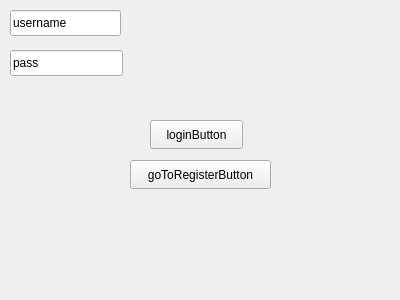
Qt form bookClub/src/ui/loginpage.ui (sarinab-eng/bookCLUB) before a commit.
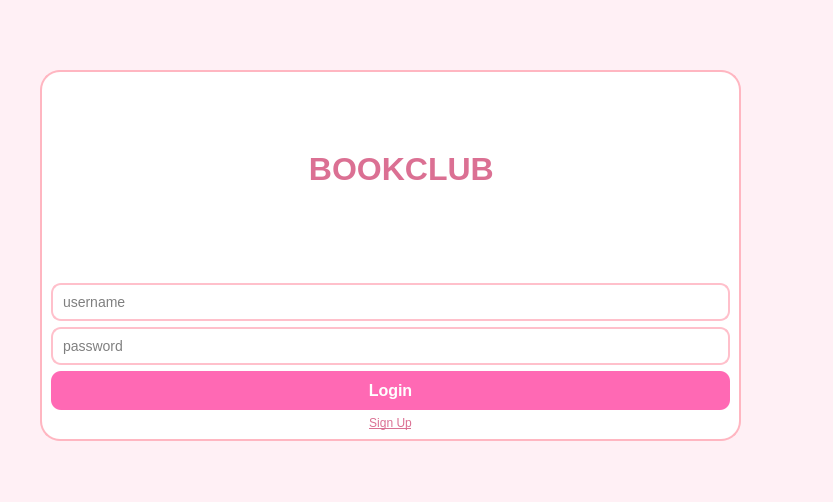
The same form after that commit.

The edit to the form file:
```diff
--- a/bookClub/src/ui/loginpage.ui
+++ b/bookClub/src/ui/loginpage.ui
@@ -6,64 +6,138 @@
    <rect>
     <x>0</x>
     <y>0</y>
-    <width>400</width>
-    <height>300</height>
+    <width>833</width>
+    <height>502</height>
    </rect>
   </property>
   <property name="windowTitle">
    <string>Form</string>
   </property>
-  <widget class="QLineEdit" name="usernameLineEdit">
+  <property name="styleSheet">
+   <string notr="true">/* پس‌زمینه اصلی صفحه */
+QWidget#LoginPage { 
+    background-color: #FFF0F5; /* صورتی بسیار روشن (LavenderBlush) */
+}
+
+/* استایل کادر وسطی (پنل لاگین) */
+QFrame#mainFrame {
+    background-color: white;
+    border-radius: 20px;
+    border: 2px solid #FFB6C1; /* صورتی ملایم */
+}
+
+/* استایل کادر اسم برنامه */
+QLabel#lblTitle {
+    font-size: 32px;
+    font-weight: bold;
+    color: #DB7093; /* صورتی تیره */
+    margin-bottom: 20px;
+    font-family: &quot;Segoe UI&quot;, &quot;Tahoma&quot;;
+}
+
+/* استایل ورودی‌های متن (Username/Password) */
+QLineEdit {
+    border: 2px solid #FFC0CB;
+    border-radius: 10px;
+    padding: 8px;
+    background: #FFFFFF;
+    selection-background-color: #FFB6C1;
+    font-size: 14px;
+}
+
+QLineEdit:focus {
+    border: 2px solid #DB7093; /* وقتی کاربر کلیک می‌کند پررنگ‌تر شود */
+}
+
+/* استایل دکمه ورود */
+QPushButton#loginButton {
+    background-color: #FF69B4; /* صورتی سرخابی روشن */
+    color: white;
+    border-radius: 10px;
+    padding: 10px;
+    font-weight: bold;
+    font-size: 16px;
+}
+
+QPushButton#loginButton:hover {
+    background-color: #FF1493; /* وقتی موس روی دکمه می‌رود پررنگ‌تر شود */
+}
+
+/* استایل دکمه ثبت‌نام (که لینک‌مانند باشد) */
+QPushButton#goToRegisterButton {
+    background: transparent;
+    color: #DB7093;
+    text-decoration: underline;
+    border: none;
+}</string>
+  </property>
+  <widget class="QFrame" name="mainFrame">
    <property name="geometry">
     <rect>
-     <x>10</x>
-     <y>10</y>
-     <width>111</width>
-     <height>26</height>
+     <x>40</x>
+     <y>70</y>
+     <width>701</width>
+     <height>371</height>
     </rect>
    </property>
-   <property name="text">
-    <string>username</string>
+   <property name="styleSheet">
+    <string notr="true"/>
    </property>
-  </widget>
-  <widget class="QLineEdit" name="passwordLineEdit">
-   <property name="geometry">
-    <rect>
-     <x>10</x>
-     <y>50</y>
-     <width>113</width>
-     <height>26</height>
-    </rect>
+   <property name="frameShape">
+    <enum>QFrame::StyledPanel</enum>
    </property>
-   <property name="text">
-    <string>pass</string>
+   <property name="frameShadow">
+    <enum>QFrame::Raised</enum>
    </property>
-  </widget>
-  <widget class="QPushButton" name="loginButton">
-   <property name="geometry">
-    <rect>
-     <x>150</x>
-     <y>120</y>
-     <width>93</width>
-     <height>29</height>
-    </rect>
-   </property>
-   <property name="text">
-    <string>loginButton</string>
-   </property>
-  </widget>
-  <widget class="QPushButton" name="goToRegisterButton">
-   <property name="geometry">
-    <rect>
-     <x>130</x>
-     <y>160</y>
-     <width>141</width>
-     <height>29</height>
-    </rect>
-   </property>
-   <property name="text">
-    <string>goToRegisterButton</string>
-   </property>
+   <layout class="QVBoxLayout" name="verticalLayout_2">
+    <item>
+     <widget class="QLabel" name="lblTitle">
+      <property name="text">
+       <string>                            BOOKCLUB</string>
+      </property>
+     </widget>
+    </item>
+    <item>
+     <widget class="QLineEdit" name="usernameLineEdit">
+      <property name="text">
+       <string/>
+      </property>
+      <property name="placeholderText">
+       <string>username</string>
+      </property>
+     </widget>
+    </item>
+    <item>
+     <widget class="QLineEdit" name="passwordLineEdit">
+      <property name="text">
+       <string/>
+      </property>
+      <property name="placeholderText">
+       <string>password</string>
+      </property>
+     </widget>
+    </item>
+    <item>
+     <widget class="QPushButton" name="loginButton">
+      <property name="cursor">
+       <cursorShape>PointingHandCursor</cursorShape>
+      </property>
+      <property name="text">
+       <string>Login</string>
+      </property>
+     </widget>
+    </item>
+    <item>
+     <widget class="QPushButton" name="goToRegisterButton">
+      <property name="cursor">
+       <cursorShape>PointingHandCursor</cursorShape>
+      </property>
+      <property name="text">
+       <string>Sign Up</string>
+      </property>
+     </widget>
+    </item>
+   </layout>
   </widget>
  </widget>
  <resources/>
```
